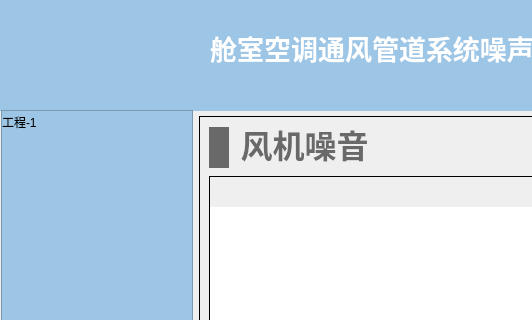
Old version of the form NoiseCalSoft/widget.ui in the repository haobana/NoiCal; both pictures show x 0 to 532 and y 0 to 320 of the 1391 by 801 pixel window.
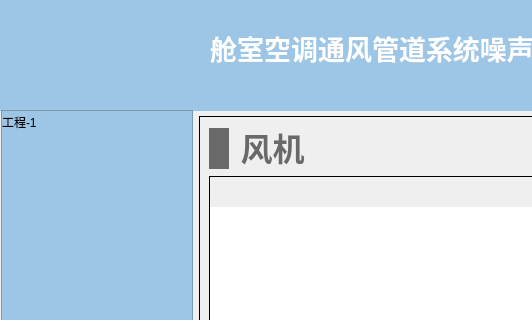
New version of the form. The open tabs and pages were chosen to show the change. Icons and pictures are not drawn.

The edit to the form file:
```diff
--- a/NoiseCalSoft/widget.ui
+++ b/NoiseCalSoft/widget.ui
@@ -1625,8 +1625,8 @@
        <rect>
         <x>10</x>
         <y>10</y>
-        <width>167</width>
-        <height>43</height>
+        <width>101</width>
+        <height>45</height>
        </rect>
       </property>
       <layout class="QHBoxLayout" name="horizontalLayout_15">
@@ -1657,18 +1657,6 @@
        </item>
        <item>
         <widget class="QLabel" name="label_11">
-         <property name="minimumSize">
-          <size>
-           <width>139</width>
-           <height>41</height>
-          </size>
-         </property>
-         <property name="maximumSize">
-          <size>
-           <width>120</width>
-           <height>41</height>
-          </size>
-         </property>
          <property name="font">
           <font>
            <family>Microsoft YaHei</family>
@@ -1683,7 +1671,7 @@
 }</string>
          </property>
          <property name="text">
-          <string>风机噪音</string>
+          <string>风机</string>
          </property>
          <property name="alignment">
           <set>Qt::AlignBottom|Qt::AlignHCenter</set>
```
Left out of the diff: 114 changed lines with no effect on the pictures.
